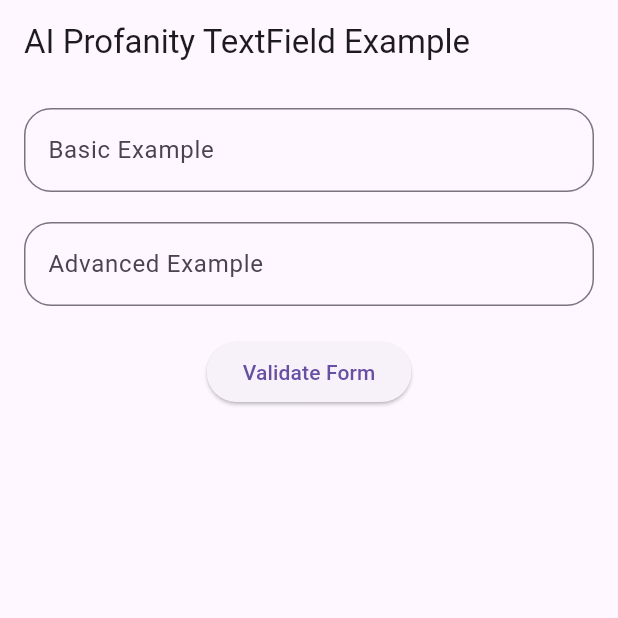
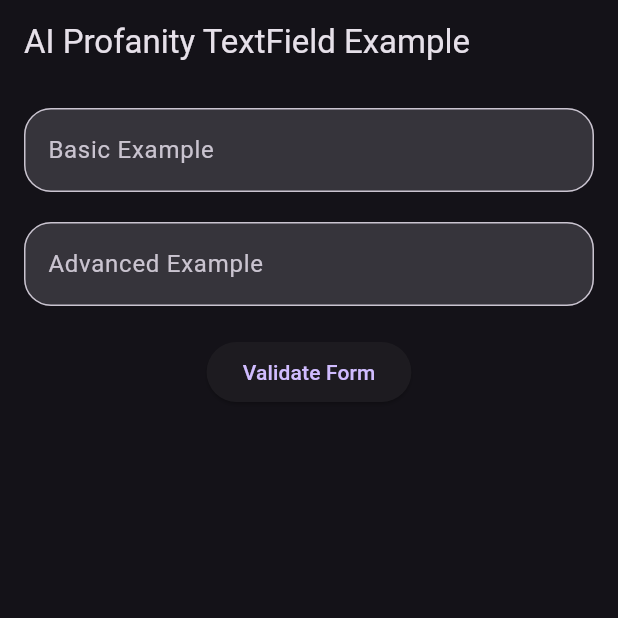
Before and after one commit to MCHTSEN/ai_profanity_textfield, a Flutter app: the screen it shows after launch, on a phone screen of 412 x 824 dp, the top half of it. Run offline on Flutter 3.47's test engine with Material 3 defaults, Android fonts, the phone set to English and light mode, and no system bars; our stand-ins replace google_generative_ai.

Commit message:
version 1.0.0

```diff
--- a/example/lib/main.dart
+++ b/example/lib/main.dart
@@ -1,3 +1,4 @@
+import 'package:example/decorated/decorated_example.dart';
 import 'package:flutter/material.dart';
 import 'package:ai_profanity_textfield/profanity.dart';
 
@@ -13,9 +14,8 @@ class MyApp extends StatelessWidget {
     return MaterialApp(
       title: 'AI Profanity TextField Demo',
       debugShowCheckedModeBanner: false,
-      theme: ThemeData(
-        primarySwatch: Colors.blue,
-        useMaterial3: true,
+      theme: ThemeData.dark().copyWith(
+        primaryColor: Colors.blue,
       ),
       home: const MyHomePage(),
     );
@@ -32,8 +32,7 @@ class MyHomePage extends StatefulWidget {
 class _MyHomePageState extends State<MyHomePage> {
   final _formKey = GlobalKey<FormState>();
   // Initialize your GeminiService here
-  final geminiService =
-      GeminiService(apiKey: 'YOUR_API_KEY');
+  final geminiService = GeminiService(apiKey: 'YOUR_API_KEY');
 
   @override
   Widget build(BuildContext context) {
@@ -89,13 +88,17 @@ class _MyHomePageState extends State<MyHomePage> {
                     }
                     return null;
                   },
+
                   (value) {
                     if (value != null && !RegExp(r'\d').hasMatch(value)) {
                       return 'Text must contain at least one number';
                     }
                     return null;
                   }
+
+
                 ],
+
                 // clear text field when profanity is detected
                 clearOnProfanity: false,
                 // show an icon that indicates valid or invalid
--- a/lib/src/gemini_service.dart
+++ b/lib/src/gemini_service.dart
@@ -1,15 +1,14 @@
-import 'package:flutter_dotenv/flutter_dotenv.dart';
 import 'package:google_generative_ai/google_generative_ai.dart';
 
 class GeminiService {
   late final GenerativeModel _model;
 
   GeminiService({required String apiKey}) {
-    final _apiKey = apiKey;
-    if (_apiKey == null || _apiKey.isEmpty) {
+    final geminiApiKey = apiKey;
+    if (geminiApiKey == null || geminiApiKey.isEmpty) {
       throw Exception('Gemini API key is missing or empty');
     }
-    _model = GenerativeModel(model: 'gemini-1.5-flash', apiKey: _apiKey);
+    _model = GenerativeModel(model: 'gemini-1.5-flash', apiKey: geminiApiKey);
   }
 
   Future<bool> checkProfanity(String text) async {
@@ -26,6 +25,11 @@ class GeminiService {
       final isBadWord = response.text!.contains('1') ? true : false;
       return isBadWord;
     } catch (e) {
+      final exception = e.toString();
+      if(exception.contains('GenerativeAIException: Candidate was blocked due to safety')){
+        return true;
+      }
+      print('Failed to check profanity: $e');
       throw Exception('Failed to generate content: $e');
     }
   }
--- a/lib/src/profanity_widget.dart
+++ b/lib/src/profanity_widget.dart
@@ -225,6 +225,7 @@ class _ProfanityTextFormFieldState extends State<ProfanityTextFormField> {
   @override
   Widget build(BuildContext context) {
     return TextFormField(
+      cursorColor: const Color(0xffCEFE38),
       controller: _controller,
       focusNode: widget.focusNode,
       decoration: _getDecoration(),
@@ -264,7 +265,7 @@ class _ProfanityTextFormFieldState extends State<ProfanityTextFormField> {
       case ValidationState.invalid:
         borderColor = Colors.red;
         suffixIcon = widget.showValidIcon
-            ? Icon(Icons.error, color: Colors.red)
+            ? const Icon(Icons.error, color: Colors.red)
             : null;
         break;
       case ValidationState.valid:
@@ -275,18 +276,19 @@ class _ProfanityTextFormFieldState extends State<ProfanityTextFormField> {
         break;
       case ValidationState.initial:
       default:
-        borderColor = Colors.black;
+        borderColor = const Color(0xffCEFE38);
         suffixIcon = null;
         break;
     }
 
     return (widget.decoration ?? const InputDecoration()).copyWith(
+      filled: true,
       border: OutlineInputBorder(
         borderSide: BorderSide(color: borderColor),
         borderRadius: BorderRadius.circular(18),
       ),
       focusedBorder: OutlineInputBorder(
-        borderSide: BorderSide(color: borderColor),
+        borderSide: BorderSide(color: borderColor, width: 0.8),
         borderRadius: BorderRadius.circular(18),
       ),
       errorBorder: OutlineInputBorder(
```
Also changed, not shown: example/lib/decorated/decorated_example.dart (added, +127 -0 lines), example/lib/decorated/light_colors.dart (added, +39 -0 lines), example/lib/decorated/textfield_wrapper.dart (added, +50 -0 lines), pubspec.yaml (+2 -9 lines), 2 other files.
